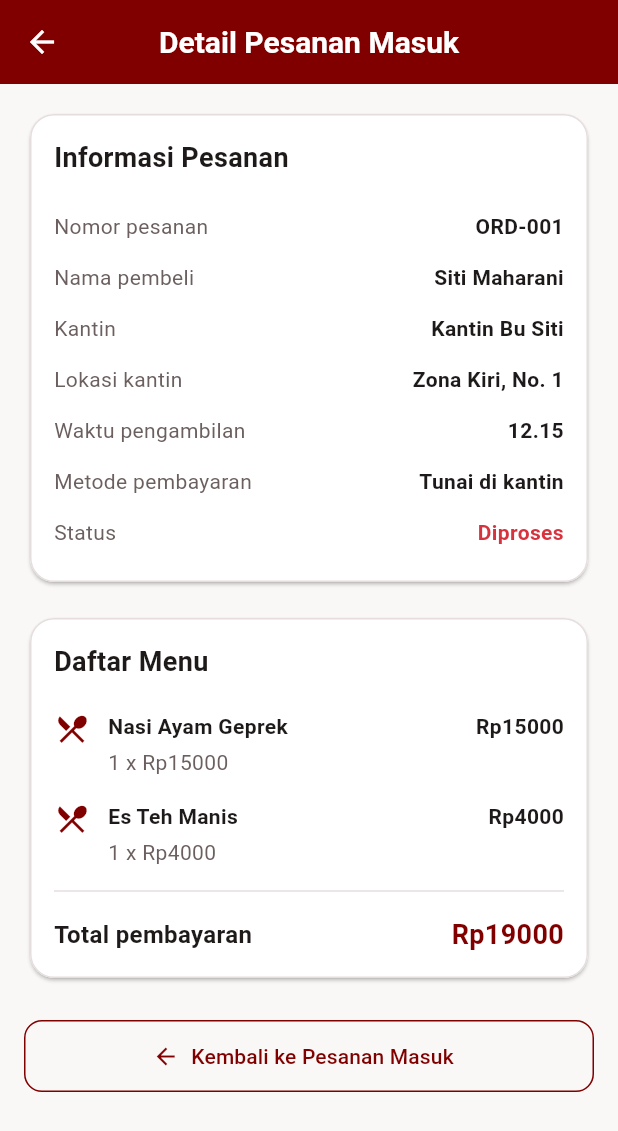
After one commit to raikamaulana/PojokKantin, a Flutter app: the PesananMasukPage screen opened by its route, after a tap on "Lihat Detail Pesanan", on a phone screen of 412 x 824 dp. The commit adds this screen. Shown: the top 1131 px of the screen. Run offline on Flutter 3.47's test engine with Material 3 defaults, Android fonts, the phone set to English and light mode, and no system bars.

Commit message:
feat(pesanan): menambahkan halaman pesanan masuk kantin

```diff
--- /dev/null
+++ b/lib/features/pesanan/detail_pesanan_masuk_page.dart
@@ -0,0 +1,242 @@
+import 'package:flutter/material.dart';
+
+import '../../core/dummy_data.dart';
+import '../../core/models.dart';
+import '../../core/theme.dart';
+
+class DetailPesananMasukPage extends StatelessWidget {
+  const DetailPesananMasukPage({super.key});
+
+  @override
+  Widget build(BuildContext context) {
+    final arguments = ModalRoute.of(context)?.settings.arguments;
+    final pesanan = arguments is Pesanan ? arguments : null;
+
+    if (pesanan == null) {
+      return Scaffold(
+        appBar: AppBar(
+          title: const Text('Detail Pesanan Masuk'),
+        ),
+        body: const Center(
+          child: Text('Data pesanan tidak ditemukan.'),
+        ),
+      );
+    }
+
+    final kantin = DummyData.cariKantin(pesanan.kantinId);
+
+    return Scaffold(
+      appBar: AppBar(
+        title: const Text('Detail Pesanan Masuk'),
+      ),
+      body: ListView(
+        padding: const EdgeInsets.all(16),
+        children: [
+          _BagianKartu(
+            child: Column(
+              crossAxisAlignment: CrossAxisAlignment.start,
+              children: [
+                const Text(
+                  'Informasi Pesanan',
+                  style: TextStyle(
+                    fontSize: 18,
+                    fontWeight: FontWeight.bold,
+                    color: AppTheme.textPrimary,
+                  ),
+                ),
+                const SizedBox(height: 16),
+                _BarisInfo(
+                  label: 'Nomor pesanan',
+                  value: pesanan.id,
+                ),
+                _BarisInfo(
+                  label: 'Nama pembeli',
+                  value: pesanan.pembeli,
+                ),
+                _BarisInfo(
+                  label: 'Kantin',
+                  value: kantin?.nama ?? pesanan.kantinId,
+                ),
+                _BarisInfo(
+                  label: 'Lokasi kantin',
+                  value: kantin?.lokasi ?? '-',
+                ),
+                _BarisInfo(
+                  label: 'Waktu pengambilan',
+                  value: pesanan.jamAmbil,
+                ),
+                _BarisInfo(
+                  label: 'Metode pembayaran',
+                  value: pesanan.metodePembayaran,
+                ),
+                _BarisInfo(
+                  label: 'Status',
+                  value: pesanan.status,
+                  valueColor: AppTheme.accent,
+                ),
+              ],
+            ),
+          ),
+          const SizedBox(height: 16),
+          _BagianKartu(
+            child: Column(
+              crossAxisAlignment: CrossAxisAlignment.start,
+              children: [
+                const Text(
+                  'Daftar Menu',
+                  style: TextStyle(
+                    fontSize: 18,
+                    fontWeight: FontWeight.bold,
+                    color: AppTheme.textPrimary,
+                  ),
+                ),
+                const SizedBox(height: 12),
+                ...pesanan.items.map((item) {
+                  final menu = DummyData.cariMenu(item.menuId);
+
+                  return Padding(
+                    padding: const EdgeInsets.symmetric(vertical: 8),
+                    child: Row(
+                      crossAxisAlignment: CrossAxisAlignment.start,
+                      children: [
+                        const Icon(
+                          Icons.restaurant_menu,
+                          color: AppTheme.primary,
+                        ),
+                        const SizedBox(width: 12),
+                        Expanded(
+                          child: Column(
+                            crossAxisAlignment: CrossAxisAlignment.start,
+                            children: [
+                              Text(
+                                menu?.nama ?? item.menuId,
+                                style: const TextStyle(
+                                  fontWeight: FontWeight.w600,
+                                ),
+                              ),
+                              const SizedBox(height: 4),
+                              Text(
+                                '${item.jumlah} x Rp${menu?.harga ?? 0}',
+                                style: const TextStyle(
+                                  color: AppTheme.textSecondary,
+                                ),
+                              ),
+                            ],
+                          ),
+                        ),
+                        Text(
+                          'Rp${(menu?.harga ?? 0) * item.jumlah}',
+                          style: const TextStyle(
+                            fontWeight: FontWeight.w600,
+                          ),
+                        ),
+                      ],
+                    ),
+                  );
+                }),
+                const Divider(color: AppTheme.divider),
+                const SizedBox(height: 8),
+                Row(
+                  mainAxisAlignment: MainAxisAlignment.spaceBetween,
+                  children: [
+                    const Text(
+                      'Total pembayaran',
+                      style: TextStyle(
+                        fontSize: 16,
+                        fontWeight: FontWeight.bold,
+                      ),
+                    ),
+                    Text(
+                      'Rp${pesanan.total}',
+                      style: const TextStyle(
+                        fontSize: 18,
+                        fontWeight: FontWeight.bold,
+                        color: AppTheme.primary,
+                      ),
+                    ),
+                  ],
+                ),
+              ],
+            ),
+          ),
+          const SizedBox(height: 24),
+          SizedBox(
+            width: double.infinity,
+            child: OutlinedButton.icon(
+              onPressed: () => Navigator.pop(context),
+              icon: const Icon(Icons.arrow_back),
+              label: const Text('Kembali ke Pesanan Masuk'),
+            ),
+          ),
+        ],
+      ),
+    );
+  }
+}
+
+class _BagianKartu extends StatelessWidget {
+  const _BagianKartu({required this.child});
+
+  final Widget child;
+
+  @override
+  Widget build(BuildContext context) {
+    return Card(
+      color: AppTheme.surface,
+      elevation: 1,
+      shape: RoundedRectangleBorder(
+        borderRadius: BorderRadius.circular(16),
+        side: const BorderSide(color: AppTheme.divider),
+      ),
+      child: Padding(
+        padding: const EdgeInsets.all(16),
+        child: child,
+      ),
+    );
+  }
+}
+
+class _BarisInfo extends StatelessWidget {
+  const _BarisInfo({
+    required this.label,
+    required this.value,
+    this.valueColor,
+  });
+
+  final String label;
+  final String value;
+  final Color? valueColor;
+
+  @override
+  Widget build(BuildContext context) {
+    return Padding(
+      padding: const EdgeInsets.symmetric(vertical: 7),
+      child: Row(
+        crossAxisAlignment: CrossAxisAlignment.start,
+        children: [
+          Expanded(
+            flex: 4,
+            child: Text(
+              label,
+              style: const TextStyle(
+                color: AppTheme.textSecondary,
+              ),
+            ),
+          ),
+          const SizedBox(width: 12),
+          Expanded(
+            flex: 5,
+            child: Text(
+              value,
+              textAlign: TextAlign.end,
+              style: TextStyle(
+                color: valueColor ?? AppTheme.textPrimary,
+                fontWeight: FontWeight.w600,
+              ),
+            ),
+          ),
+        ],
+      ),
+    );
+  }
+}
--- /dev/null
+++ b/lib/features/pesanan/pesanan_masuk_page.dart
@@ -0,0 +1,173 @@
+import 'package:flutter/material.dart';
+
+import '../../core/dummy_data.dart';
+import '../../core/models.dart';
+import '../../core/route_names.dart';
+import '../../core/theme.dart';
+
+class PesananMasukPage extends StatelessWidget {
+  const PesananMasukPage({super.key});
+
+  @override
+  Widget build(BuildContext context) {
+    final pesananList = DummyData.pesanan;
+
+    return Scaffold(
+      appBar: AppBar(
+        title: const Text('Pesanan Masuk'),
+      ),
+      body: pesananList.isEmpty
+          ? const Center(
+              child: Text('Belum ada pesanan masuk'),
+            )
+          : ListView.separated(
+              padding: const EdgeInsets.all(16),
+              itemCount: pesananList.length,
+              separatorBuilder: (_, __) =>
+                  const SizedBox(height: 12),
+              itemBuilder: (context, index) {
+                return _KartuPesananMasuk(
+                  pesanan: pesananList[index],
+                );
+              },
+            ),
+    );
+  }
+}
+
+class _KartuPesananMasuk extends StatelessWidget {
+  const _KartuPesananMasuk({
+    required this.pesanan,
+  });
+
+  final Pesanan pesanan;
+
+  @override
+  Widget build(BuildContext context) {
+    final warnaStatus = switch (pesanan.status.toLowerCase()) {
+      'diproses' => AppTheme.accent,
+      'siap diambil' => Colors.green,
+      'selesai' => Colors.blue,
+      'dibatalkan' => Colors.red,
+      _ => AppTheme.textSecondary,
+    };
+
+    return Card(
+      color: AppTheme.surface,
+      elevation: 1,
+      shape: RoundedRectangleBorder(
+        borderRadius: BorderRadius.circular(16),
+        side: const BorderSide(color: AppTheme.divider),
+      ),
+      child: Padding(
+        padding: const EdgeInsets.all(16),
+        child: Column(
+          crossAxisAlignment: CrossAxisAlignment.start,
+          children: [
+            Row(
+              crossAxisAlignment: CrossAxisAlignment.start,
+              children: [
+                Expanded(
+                  child: Column(
+                    crossAxisAlignment: CrossAxisAlignment.start,
+                    children: [
+                      Text(
+                        pesanan.id,
+                        style: const TextStyle(
+                          fontWeight: FontWeight.bold,
+                          fontSize: 16,
+                          color: AppTheme.textPrimary,
+                        ),
+                      ),
+                      const SizedBox(height: 4),
+                      Text(
+                        pesanan.pembeli,
+                        style: const TextStyle(
+                          color: AppTheme.textSecondary,
+                        ),
+                      ),
+                    ],
+                  ),
+                ),
+                Container(
+                  padding: const EdgeInsets.symmetric(
+                    horizontal: 10,
+                    vertical: 6,
+                  ),
+                  decoration: BoxDecoration(
+                    color: warnaStatus.withValues(alpha: 0.10),
+                    borderRadius: BorderRadius.circular(20),
+                  ),
+                  child: Text(
+                    pesanan.status,
+                    style: TextStyle(
+                      color: warnaStatus,
+                      fontSize: 12,
+                      fontWeight: FontWeight.w600,
+                    ),
+                  ),
+                ),
+              ],
+            ),
+            const SizedBox(height: 12),
+            const Divider(color: AppTheme.divider),
+            const SizedBox(height: 8),
+            Row(
+              children: [
+                const Icon(
+                  Icons.access_time,
+                  size: 18,
+                  color: AppTheme.textSecondary,
+                ),
+                const SizedBox(width: 8),
+                Expanded(
+                  child: Text(
+                    'Waktu ambil: ${pesanan.jamAmbil}',
+                  ),
+                ),
+              ],
+            ),
+            const SizedBox(height: 8),
+            Row(
+              children: [
+                const Icon(
+                  Icons.receipt_long_outlined,
+                  size: 18,
+                  color: AppTheme.textSecondary,
+                ),
+                const SizedBox(width: 8),
+                Expanded(
+                  child: Text(
+                    '${pesanan.items.length} jenis menu',
+                  ),
+                ),
+                Text(
+                  'Rp${pesanan.total}',
+                  style: const TextStyle(
+                    fontWeight: FontWeight.bold,
+                    color: AppTheme.primary,
+                  ),
+                ),
+              ],
+            ),
+            const SizedBox(height: 16),
+            SizedBox(
+              width: double.infinity,
+              child: OutlinedButton.icon(
+                onPressed: () {
+                  Navigator.pushNamed(
+                    context,
+                    AppRoutes.kantinPesananDetail,
+                    arguments: pesanan,
+                  );
+                },
+                icon: const Icon(Icons.visibility_outlined),
+                label: const Text('Lihat Detail Pesanan'),
+              ),
+            ),
+          ],
+        ),
+      ),
+    );
+  }
+}
--- a/lib/features/pesanan/pesanan_routes.dart
+++ b/lib/features/pesanan/pesanan_routes.dart
@@ -1,10 +1,11 @@
 import 'package:flutter/material.dart';
 import '../../core/route_names.dart';
-import '../../shared/placeholder_page.dart';
 import 'keranjang_page.dart';
 import 'checkout_page.dart';
 import 'riwayat_pesanan_page.dart';
 import 'detail_pesanan_page.dart';
+import 'pesanan_masuk_page.dart';
+import 'detail_pesanan_masuk_page.dart';
 
 class PesananRoutes {
   PesananRoutes._();
@@ -20,12 +21,8 @@ class PesananRoutes {
     AppRoutes.pesananDetail: (context) => const DetailPesananPage(),
 
     // Halaman penjual
-    AppRoutes.kantinPesanan: (context) => const PlaceholderPage(
-      title: 'Pesanan Masuk',
-    ),
+    AppRoutes.kantinPesanan: (context) => const PesananMasukPage(),
 
-    AppRoutes.kantinPesananDetail: (context) => const PlaceholderPage(
-      title: 'Detail Pesanan Masuk',
-    ),
+    AppRoutes.kantinPesananDetail: (context) => const DetailPesananMasukPage(),
   };
 }
```
